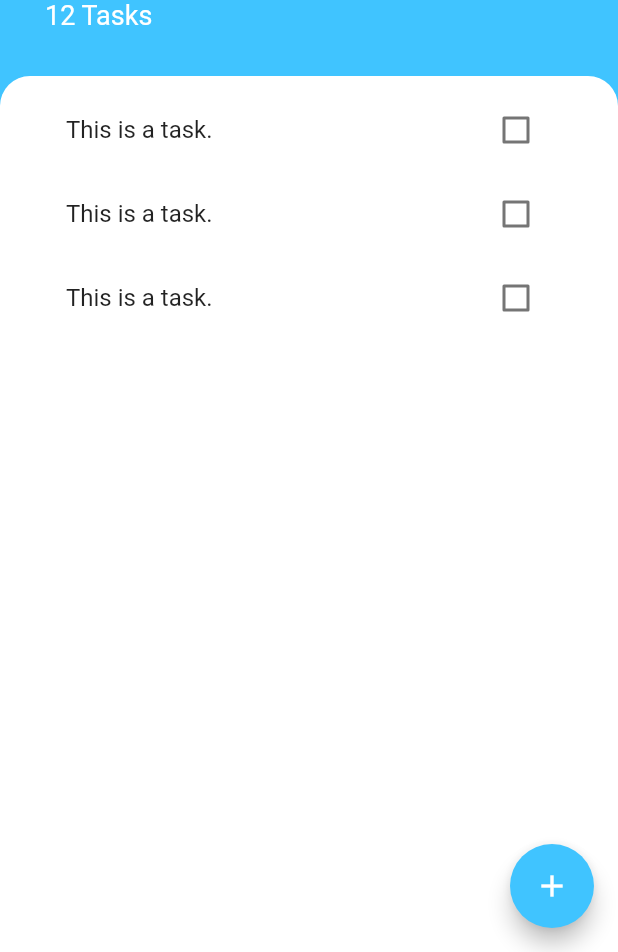
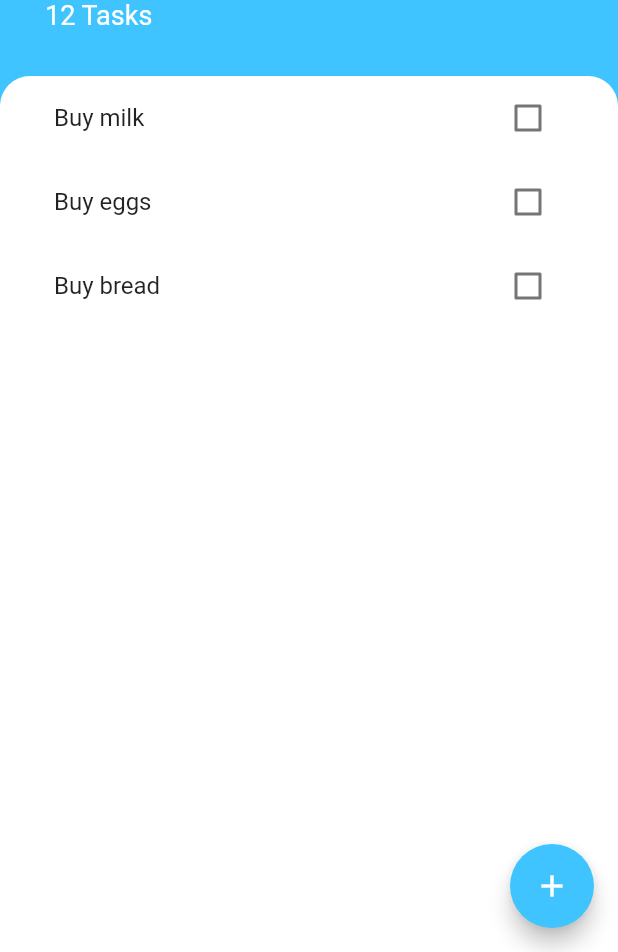
Before and after one commit to dastagg/LAB-F-todoey, a Flutter app: the screen it shows after launch, on a phone screen of 412 x 824 dp, the part 284-1236 px from its top. Run offline on Flutter 3.47's test engine with Material 2 defaults, Android fonts, the phone set to English and light mode, and no system bars.

```diff
--- /dev/null
+++ b/lib/models/task.dart
@@ -0,0 +1,11 @@
+class Task {
+  final String name;
+  bool isDone;
+
+  Task({required this.name, this.isDone = false});
+
+  void toggleDone() {
+    isDone = !isDone;
+  }
+
+}
--- a/lib/screens/add_task_screen.dart
+++ b/lib/screens/add_task_screen.dart
@@ -44,7 +44,9 @@ class AddTaskScreen extends StatelessWidget {
                 primary: Colors.white,
                 backgroundColor: Colors.lightBlueAccent,
               ),
-              onPressed: () {},
+              onPressed: () {
+
+              },
               child: const Text('Add'),
             )
           ],
--- a/lib/widgets/task_tile.dart
+++ b/lib/widgets/task_tile.dart
@@ -1,51 +1,31 @@
 import 'package:flutter/material.dart';
 
-class TaskTile extends StatefulWidget {
-  const TaskTile({Key? key}) : super(key: key);
+class TaskTile extends StatelessWidget {
+  final bool isChecked;
+  final String taskTitle;
+  final Function(bool?)? checkboxCallback;
 
-  @override
-  _TaskTileState createState() => _TaskTileState();
-}
-
-class _TaskTileState extends State {
-  bool? isChecked = false;
+  const TaskTile(
+      {required this.isChecked,
+      required this.taskTitle,
+      required this.checkboxCallback,
+      Key? key})
+      : super(key: key);
 
   @override
   Widget build(BuildContext context) {
     return ListTile(
       title: Text(
-        'This is a task.',
+        taskTitle,
         style: TextStyle(
           decoration: isChecked == true ? TextDecoration.lineThrough : null,
         ),
       ),
-      trailing: TaskCheckbox(
-        checkboxState: isChecked,
-        toggleCheckboxState: (checkboxState) {
-          setState(() {
-            isChecked = checkboxState;
-          });
-        },
+      trailing: Checkbox(
+        activeColor: Colors.lightBlueAccent,
+        value: isChecked,
+        onChanged: checkboxCallback,
       ),
     );
   }
 }
-
-class TaskCheckbox extends StatelessWidget {
-  final bool? checkboxState;
-  final Function(bool?) toggleCheckboxState;
-
-  const TaskCheckbox(
-      {required this.checkboxState,
-       required this.toggleCheckboxState});
-
-
-  @override
-  Widget build(BuildContext context) {
-    return Checkbox(
-      activeColor: Colors.lightBlueAccent,
-      value: checkboxState,
-      onChanged: toggleCheckboxState,
-    );
-  }
-}
--- a/lib/widgets/tasks_list.dart
+++ b/lib/widgets/tasks_list.dart
@@ -1,21 +1,41 @@
 import 'package:flutter/material.dart';
 
+import '../models/task.dart';
 import 'task_tile.dart';
 
-class TasksList extends StatelessWidget {
+class TasksList extends StatefulWidget {
   const TasksList({
     Key? key,
   }) : super(key: key);
 
   @override
+  State<TasksList> createState() => _TasksListState();
+}
+
+class _TasksListState extends State<TasksList> {
+  List<Task> tasks = [
+    Task(name: 'Buy milk'),
+    Task(name: 'Buy eggs'),
+    Task(name: 'Buy bread'),
+  ];
+
+  @override
   Widget build(BuildContext context) {
-    return ListView(
-      padding: const EdgeInsets.all(8),
-      children: [
-        TaskTile(),
-        TaskTile(),
-        TaskTile(),
-      ],
+    return ListView.builder(
+      itemBuilder: (context, index) {
+        return TaskTile(
+          isChecked: tasks[index].isDone,
+          taskTitle: tasks[index].name,
+          checkboxCallback: (bool? checkboxState) {
+            setState(
+              () {
+                tasks[index].toggleDone();
+              },
+            );
+          },
+        );
+      },
+      itemCount: tasks.length,
     );
   }
 }
```
